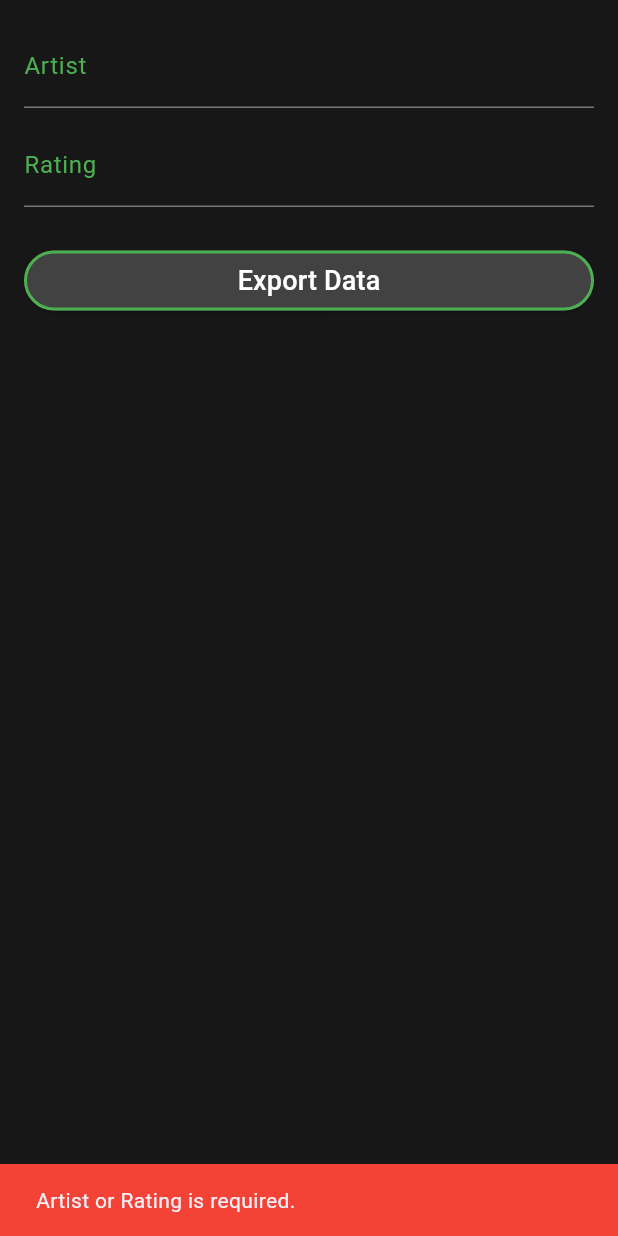
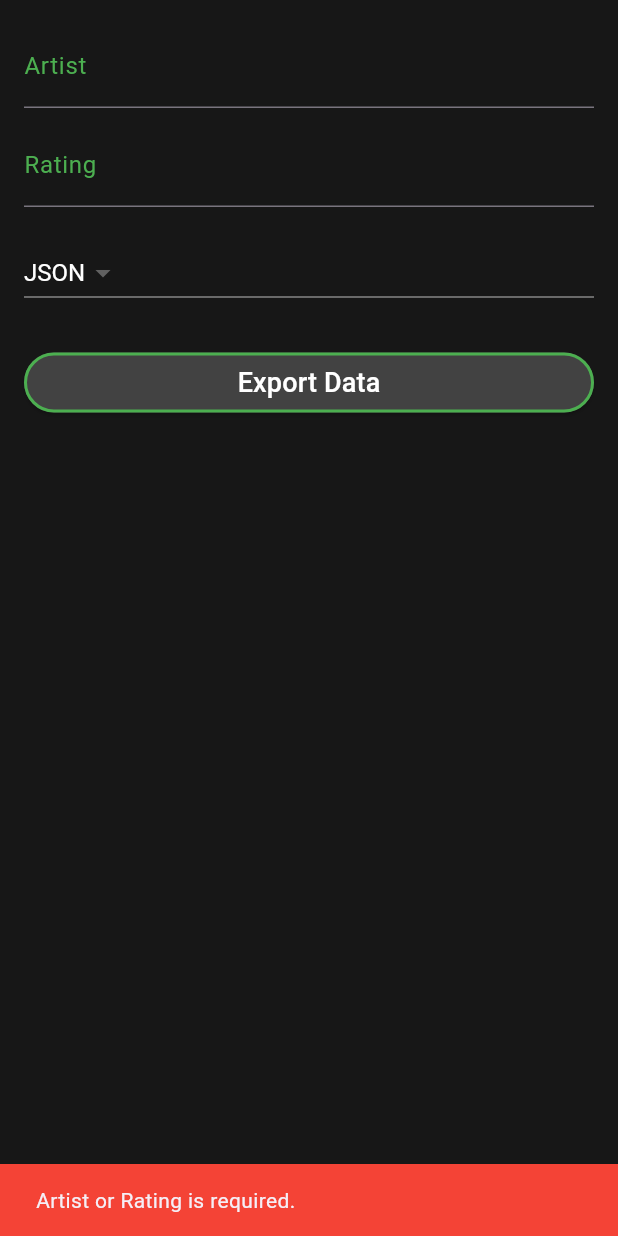
Before and after one commit to CS308-Proje/Mobile, a Flutter app: the ExportDataPage screen opened directly, after a tap on "Export Data", on a phone screen of 412 x 824 dp. Run offline on Flutter 3.47's test engine with Material 3 defaults, Android fonts, the phone set to English and light mode, and no system bars; our stand-ins replace csv, file_picker, flutter_rating_bar, flutter_secure_storage; accounts and stored records are empty.

Commit message:
Add files via upload

```diff
--- a/lib/pages/export_data_page.dart
+++ b/lib/pages/export_data_page.dart
@@ -1,8 +1,11 @@
+import 'dart:convert';
 import 'dart:io';
-import 'dart:convert';
+import 'package:csv/csv.dart';
 import 'package:flutter/material.dart';
 import 'package:path_provider/path_provider.dart';
 import 'package:srs_mobile/apis/MySongs_Logic.dart';
+
+enum ExportType { CSV, JSON, TXT }
 
 class ExportDataPage extends StatefulWidget {
   const ExportDataPage({Key? key}) : super(key: key);
@@ -14,6 +17,7 @@ class ExportDataPage extends StatefulWidget {
 class _ExportDataPageState extends State<ExportDataPage> {
   late TextEditingController _artistController;
   late TextEditingController _ratingController;
+  ExportType _selectedExportType = ExportType.JSON; // Default export type
 
   @override
   void initState() {
@@ -38,7 +42,6 @@ class _ExportDataPageState extends State<ExportDataPage> {
       }
 
       if (rating.isNotEmpty) {
-        // Check if the rating is within the range [0, 5]
         double ratingValue = double.tryParse(rating) ?? -1;
         if (ratingValue < 0 || ratingValue > 5) {
           ScaffoldMessenger.of(context).showSnackBar(
@@ -53,19 +56,29 @@ class _ExportDataPageState extends State<ExportDataPage> {
 
       List<dynamic> exportData = await SongService().fetchExportData(artist, rating);
 
-      // Check if there's data to export
-      if (exportData.isEmpty) {
+      if (_selectedExportType == null) {
         ScaffoldMessenger.of(context).showSnackBar(
           const SnackBar(
-            content: Text('No data found to export.'),
-            backgroundColor: Colors.yellow,
+            content: Text('Please select an export type.'),
+            backgroundColor: Colors.red,
           ),
         );
         return;
       }
 
-      // Print debug information
-      print('Exported Data: $exportData');
+      String fileName;
+
+      switch (_selectedExportType) {
+        case ExportType.CSV:
+          fileName = 'data_$artist-$rating.csv';
+          break;
+        case ExportType.JSON:
+          fileName = 'data_$artist-$rating.json';
+          break;
+        case ExportType.TXT:
+          fileName = 'data_$artist-$rating.txt';
+          break;
+      }
 
       // Set the download directory
 
@@ -73,30 +86,12 @@ class _ExportDataPageState extends State<ExportDataPage> {
       Directory generalDownloadDir = Directory('/storage/emulated/0/Download');
 
       // TRY FOR IOS
-      //Directory generalDownloadDir = await getApplicationDocumentsDirectory();
+      //Directory? generalDownloadDir = await getDownloadsDirectory();
 
       // Generate a file name based on artist or rating
-      String fileName;
+      File exportFile = File('${generalDownloadDir.path}/$fileName');
+      await exportFile.writeAsString(_encodeData(exportData, _selectedExportType));
 
-      if (artist.isNotEmpty && rating.isNotEmpty) {
-        // If both artist and rating are provided
-        fileName = 'data_$artist-$rating.txt';
-      } else if (artist.isNotEmpty) {
-        // If only artist is provided
-        fileName = 'artist_data-$artist.txt';
-      } else if (rating.isNotEmpty) {
-        // If only rating is provided
-        fileName = 'rating_data-$rating.txt';
-      } else {
-        // This case shouldn't happen, but handle it just in case
-        fileName = 'default_data.txt';
-      }
-
-      // Save the exported data to a JSON file in the external storage directory
-      File exportFile = File('${generalDownloadDir.path}/$fileName');
-      await exportFile.writeAsString(jsonEncode(exportData));
-
-      // Print the location and name of the exported file
       print('Exported file location: ${generalDownloadDir.path}');
       print('Exported file name: $fileName');
 
@@ -108,7 +103,6 @@ class _ExportDataPageState extends State<ExportDataPage> {
       );
     } catch (e) {
       print('Error exporting data: $e');
-      // Show an error snackbar
       ScaffoldMessenger.of(context).showSnackBar(
         const SnackBar(
           content: Text('Failed to export data.'),
@@ -116,6 +110,34 @@ class _ExportDataPageState extends State<ExportDataPage> {
         ),
       );
     }
+  }
+
+  String _encodeData(List<dynamic> data, ExportType exportType) {
+    switch (exportType) {
+      case ExportType.CSV:
+        return _encodeDataToCSV(data);
+      case ExportType.JSON:
+        return jsonEncode(data);
+      case ExportType.TXT:
+        return _encodeDataToTXT(data);
+    }
+  }
+
+  String _encodeDataToCSV(List<dynamic> data) {
+    List<List<dynamic>> rows = [];
+
+    rows.add(data.first.keys.toList());
+
+    for (var entry in data) {
+      rows.add(entry.values.toList());
+    }
+
+    return const ListToCsvConverter().convert(rows);
+  }
+
+  String _encodeDataToTXT(List<dynamic> data) {
+    String jsonString = jsonEncode(data);
+    return jsonString.replaceAll(',', ',\n');
   }
 
   @override
@@ -138,13 +160,31 @@ class _ExportDataPageState extends State<ExportDataPage> {
               controller: _ratingController,
               decoration: const InputDecoration(labelText: 'Rating', labelStyle: TextStyle(color: Colors.green)),
             ),
+            const SizedBox(height: 20),
+            DropdownButton<ExportType>(
+              value: _selectedExportType,
+              dropdownColor: Colors.grey[800],
+              style: const TextStyle(color: Colors.white, fontSize: 16.0),
+              onChanged: (ExportType? newValue) {
+                setState(() {
+                  _selectedExportType = newValue!;
+                });
+              },
+              items:
+                ExportType.values.map<DropdownMenuItem<ExportType>>((ExportType value) {
+                  return DropdownMenuItem<ExportType>(
+                    value: value,
+                    child: Text(value.toString().split('.').last),
+                  );
+                }).toList(),
+            ),
             const SizedBox(height: 25),
             ElevatedButton(
               onPressed: _exportData,
               style: ElevatedButton.styleFrom(
-                backgroundColor: Colors.grey[800], // Background color
-                foregroundColor: Colors.white, // Text color
-                side: const BorderSide(color: Colors.green, width: 2), // Border color
+                backgroundColor: Colors.grey[800],
+                foregroundColor: Colors.white,
+                side: const BorderSide(color: Colors.green, width: 2),
               ),
               child: const Text('Export Data', style: TextStyle(color: Colors.white, fontSize: 18.0)),
             ),
```
